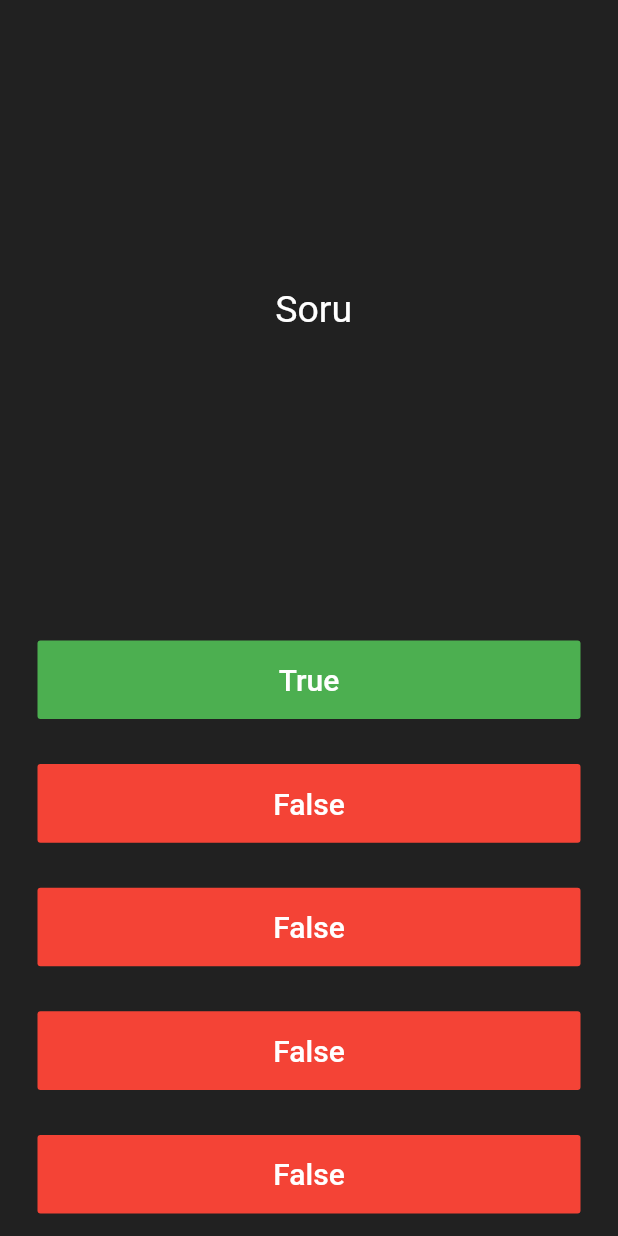
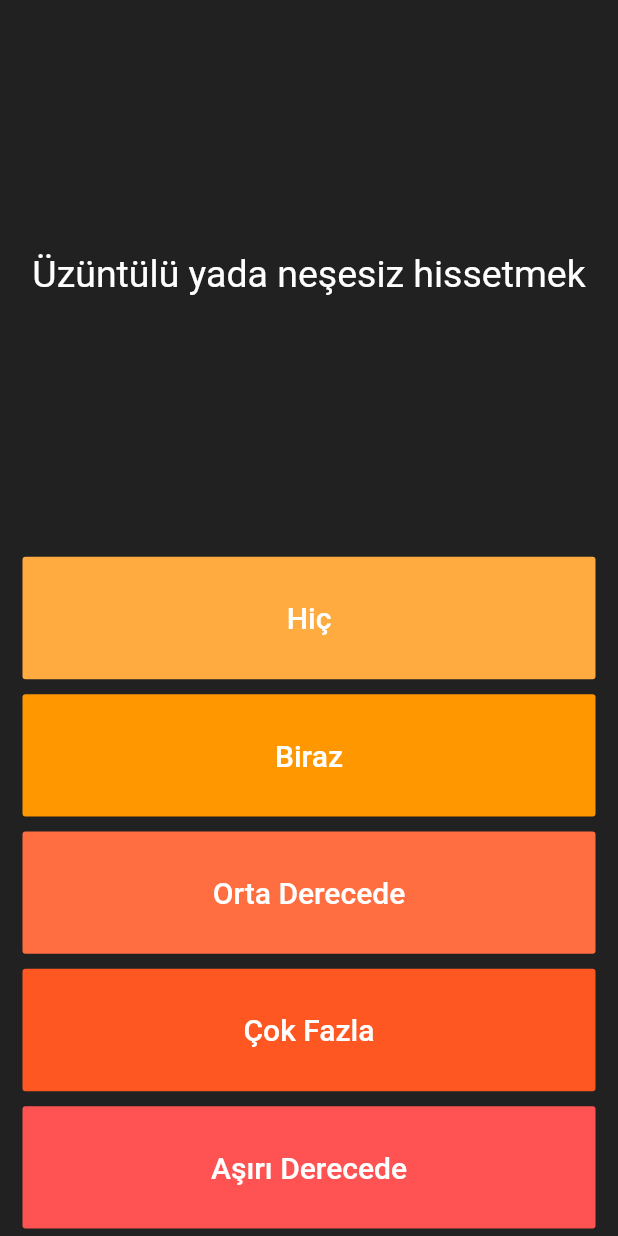
Before and after one commit to sabreys/depression_test, a Flutter app: the screen it shows after launch, on a phone screen of 412 x 824 dp. Run offline on Flutter 3.47's test engine with Material 2 defaults, Android fonts, the light colour scheme and no system bars.

Commit message:
Sorular eklendi.

```diff
--- /dev/null
+++ b/lib/Controllers/QuestionSource.dart
@@ -0,0 +1,61 @@
+class QuestionSource{
+
+  int questionNumber=0;
+  int generalScore=0;
+
+  List<Question> questions=[
+    Question(text: "Üzüntülü yada neşesiz hissetmek"),
+    Question(text: "mutsuz yada umutsuz hissetmek"),
+    Question(text: "Ağlama nöbetleri yada ağlamaklı olmak"),
+    Question(text: "Cesaretsiz hissetmek"),
+    Question(text: "Çaresiz hissetmek"),
+    Question(text: "Düşük özgüven"),
+    Question(text: "Değersiz ve yetersiz hissetmek"),
+    Question(text: "Suçluluk yada utanç"),
+    Question(text: "Kendinizi eleştirmek ya da kendinizi suçlamak"),
+    Question(text: "Karar vermede güçlük"),
+    Question(text: "Aile,arkadaş ve iş arkadaşlarına yönelik ilgi kaybı"),
+    Question(text: "Yalnızlık"),
+    Question(text: "Aile ya da arkadaşlarla daha az zaman geçirme"),
+    Question(text: "Motivasyon eksikliği"),
+    Question(text: "İşte ve diğer aktivitelerde ilgi kaybı"),
+    Question(text: "iş ve diğer aktivitelerden kaçınma"),
+    Question(text: "Yaşamaktan zevk alamama ve tatmin olmanın kaybı"),
+    Question(text: "Yorgunluk hissi"),
+    Question(text: "Uykuya dalmada güçlük ya da çok fazla uyumak"),
+    Question(text: "İştah kaybı ya da aşırı iştah"),
+    Question(text: "Cinsel istek kaybı"),
+    Question(text: "Sağlığınız hakkında aşırı endişelenme"),
+    Question(text: "İntihar düşüncesi"),
+    Question(text: "Yaşamınızı sona erdirmek ister misiniz?"),
+    Question(text: "Kendinize zarar vermek için bir planınız var mı?"),
+  ] ;
+
+
+   String getQuestion(){
+     if(questionNumber<25){
+       return questions[ questionNumber].text;
+     }
+     else
+       return "Genel Skor:"+ generalScore.toString();
+
+   }
+
+   void setScore(int score){
+     questions[questionNumber++].score=score;
+     generalScore+=score;
+   }
+
+
+}
+
+class Question{
+   String text;
+   int score;
+
+   Question({text, score=0}){
+     this.text=text;
+     this.score=score;
+   }
+
+}
--- a/lib/main.dart
+++ b/lib/main.dart
@@ -1,11 +1,11 @@
+import 'package:burns_depression_test/Controllers/QuestionSource.dart';
 import 'package:flutter/material.dart';
 
-void main() => runApp(Quizzler());
+void main() => runApp(DepressionTest());
 
-class Quizzler extends StatelessWidget {
+class DepressionTest extends StatelessWidget {
   @override
   Widget build(BuildContext context) {
-
     return MaterialApp(
       home: Scaffold(
         backgroundColor: Colors.grey.shade900,
@@ -25,22 +25,34 @@ class QuizPage extends StatefulWidget {
   _QuizPageState createState() => _QuizPageState();
 }
 
+class _QuizPageState extends State<QuizPage> {
+  String questionText = "Soru";
+  QuestionSource src = QuestionSource();
 
-
-class _QuizPageState extends State<QuizPage> {
   @override
   Widget build(BuildContext context) {
+    questionText = src.getQuestion();
+
     return Column(
       mainAxisAlignment: MainAxisAlignment.spaceBetween,
       crossAxisAlignment: CrossAxisAlignment.stretch,
-      children: <Widget>[
-        Expanded(
-          flex: 5,
+      children: createButtons(),
+        //TODO: Add a Row here as your score keeper
+
+    );
+  }
+
+  List<Widget> createButtons() {
+    List<Widget> list = List();
+   List<ColorSwatch<int>> colors=[Colors.orangeAccent,Colors.orange,Colors.deepOrangeAccent,Colors.deepOrange,Colors.redAccent,Colors.red];
+   List<String> texts=["Hiç","Biraz","Orta Derecede","Çok Fazla","Aşırı Derecede"];
+    list.add( Expanded(
+      flex: 4,
       child: Padding(
-            padding: EdgeInsets.all(10.0),
+        padding: EdgeInsets.all(5.0),
         child: Center(
           child: Text(
-                ' Soru ',
+            questionText,
             textAlign: TextAlign.center,
             style: TextStyle(
               fontSize: 25.0,
@@ -49,98 +61,33 @@ class _QuizPageState extends State<QuizPage> {
           ),
         ),
       ),
-        ),
-        Expanded(
+    ),);
+
+    for (int i = 0; i < 5; i++) {
+      list.add(Expanded(
         child: Padding(
-            padding: EdgeInsets.all(15.0),
+          padding: EdgeInsets.all(5.0),
           child: FlatButton(
             textColor: Colors.white,
-              color: Colors.green,
+            color: colors[i],
             child: Text(
-                'True',
+              texts[i],
               style: TextStyle(
                 color: Colors.white,
                 fontSize: 20.0,
               ),
             ),
             onPressed: () {
-                //The user picked true.
+              setState(() {
+                src.setScore(i);
+                questionText=src.getQuestion();
+              });
+
             },
           ),
         ),
-        ),
-        Expanded(
-          child: Padding(
-            padding: EdgeInsets.all(15.0),
-            child: FlatButton(
-              color: Colors.red,
-              child: Text(
-                'False',
-                style: TextStyle(
-                  fontSize: 20.0,
-                  color: Colors.white,
-                ),
-              ),
-              onPressed: () {
-                //The user picked false.
-              },
-            ),
-          ),
-        ),
-        Expanded(
-          child: Padding(
-            padding: EdgeInsets.all(15.0),
-            child: FlatButton(
-              color: Colors.red,
-              child: Text(
-                'False',
-                style: TextStyle(
-                  fontSize: 20.0,
-                  color: Colors.white,
-                ),
-              ),
-              onPressed: () {
-                //The user picked false.
-              },
-            ),
-          ),
-        ),Expanded(
-          child: Padding(
-            padding: EdgeInsets.all(15.0),
-            child: FlatButton(
-              color: Colors.red,
-              child: Text(
-                'False',
-                style: TextStyle(
-                  fontSize: 20.0,
-                  color: Colors.white,
-                ),
-              ),
-              onPressed: () {
-                //The user picked false.
-              },
-            ),
-          ),
-        ),Expanded(
-          child: Padding(
-            padding: EdgeInsets.all(15.0),
-            child: FlatButton(
-              color: Colors.red,
-              child: Text(
-                'False',
-                style: TextStyle(
-                  fontSize: 20.0,
-                  color: Colors.white,
-                ),
-              ),
-              onPressed: () {
-                //The user picked false.
-              },
-            ),
-          ),
-        ),
-        //TODO: Add a Row here as your score keeper
-      ],
-    );
+      ));
+    }
+    return list;
   }
 }
--- a/pubspec.yaml
+++ b/pubspec.yaml
@@ -14,7 +14,7 @@ description: A new Flutter application.
 version: 1.0.0+1
 
 environment:
-  sdk: ">=2.1.0 <3.0.0"
+  sdk: ">=2.2.0 <3.0.0"
 
 dependencies:
   flutter:
```
Also changed, not shown: 1 other file. Lines whose indentation alone changed are shown as unchanged.
